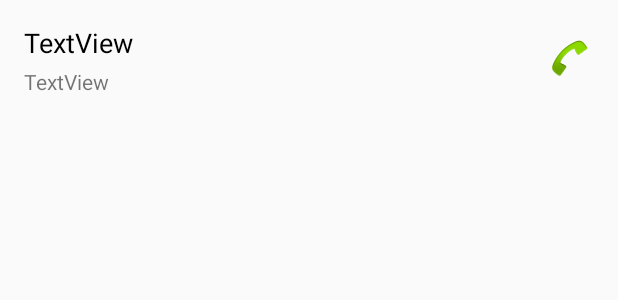
After one commit to josergdev/ContactsAppAndroid, an Android app: the layout item_contact.xml on its own in the app's theme, with its tools: preview values and no code run, on a phone screen of 412 x 824 dp. The commit adds this screen. Shown: the top 300 px of the screen. Run offline under Robolectric (Android 15) with nearby library versions, the phone set to English and light mode, and no system bars.

Commit message:
Complete contacts app

```diff
--- a/app/src/main/AndroidManifest.xml
+++ b/app/src/main/AndroidManifest.xml
@@ -2,6 +2,7 @@
 <manifest xmlns:android="http://schemas.android.com/apk/res/android"
     package="com.josergdev.agenda">
 
+    <uses-permission android:name="android.permission.CALL_PHONE" />
     <application
         android:allowBackup="true"
         android:icon="@mipmap/ic_launcher"
--- /dev/null
+++ b/app/src/main/res/layout/item_contact.xml
@@ -0,0 +1,48 @@
+<?xml version="1.0" encoding="utf-8"?>
+<android.support.constraint.ConstraintLayout xmlns:android="http://schemas.android.com/apk/res/android"
+    xmlns:app="http://schemas.android.com/apk/res-auto"
+    xmlns:tools="http://schemas.android.com/tools"
+    android:layout_width="match_parent"
+    android:layout_height="match_parent"
+    android:maxHeight="80dp">
+
+    <TextView
+        android:id="@+id/textView3"
+        android:layout_width="wrap_content"
+        android:layout_height="wrap_content"
+        android:layout_marginStart="16dp"
+        android:layout_marginLeft="16dp"
+        android:layout_marginTop="16dp"
+        android:text="TextView"
+        android:textColor="@android:color/black"
+        android:textSize="18sp"
+        app:layout_constraintStart_toStartOf="parent"
+        app:layout_constraintTop_toTopOf="parent" />
+
+    <TextView
+        android:id="@+id/textView4"
+        android:layout_width="wrap_content"
+        android:layout_height="wrap_content"
+        android:layout_marginStart="16dp"
+        android:layout_marginLeft="16dp"
+        android:layout_marginTop="4dp"
+        android:layout_marginBottom="16dp"
+        android:text="TextView"
+        app:layout_constraintBottom_toBottomOf="parent"
+        app:layout_constraintStart_toStartOf="parent"
+        app:layout_constraintTop_toBottomOf="@+id/textView3" />
+
+    <ImageView
+        android:id="@+id/imageView"
+        android:layout_width="wrap_content"
+        android:layout_height="wrap_content"
+        android:layout_marginTop="23dp"
+        android:layout_marginEnd="18dp"
+        android:layout_marginRight="18dp"
+        android:layout_marginBottom="25dp"
+        app:layout_constraintBottom_toBottomOf="parent"
+        app:layout_constraintEnd_toEndOf="parent"
+        app:layout_constraintTop_toTopOf="parent"
+        app:srcCompat="@android:drawable/sym_action_call" />
+
+</android.support.constraint.ConstraintLayout>
--- a/app/src/main/res/values/strings.xml
+++ b/app/src/main/res/values/strings.xml
@@ -8,4 +8,7 @@
     <string name="addNamePlaceholder">Enter Name</string>
     <string name="addPhonePlaceholder">Enter Phone</string>
     <string name="backButton">Back</string>
+    <string name="errorMsg">The text fields can not be empty.</string>
+    <string name="addingContact">Saving new contact...</string>
+    <string name="updatingContact">Updating contact...</string>
 </resources>
```
Also changed, not shown: app/src/main/java/com/josergdev/agenda/AddEntryActivity.java (+43 -0 lines), app/src/main/java/com/josergdev/agenda/AgendaActivity.java (+18 -37 lines), app/src/main/java/com/josergdev/agenda/AgendaHelper.java (+41 -6 lines), app/src/main/java/com/josergdev/agenda/ContactsAdapter.java (added, +47 -0 lines), app/src/main/res/layout/activity_add_entry.xml (+6 -3 lines), app/src/main/res/layout/activity_agenda.xml (+28 -27 lines), 1 other file.
